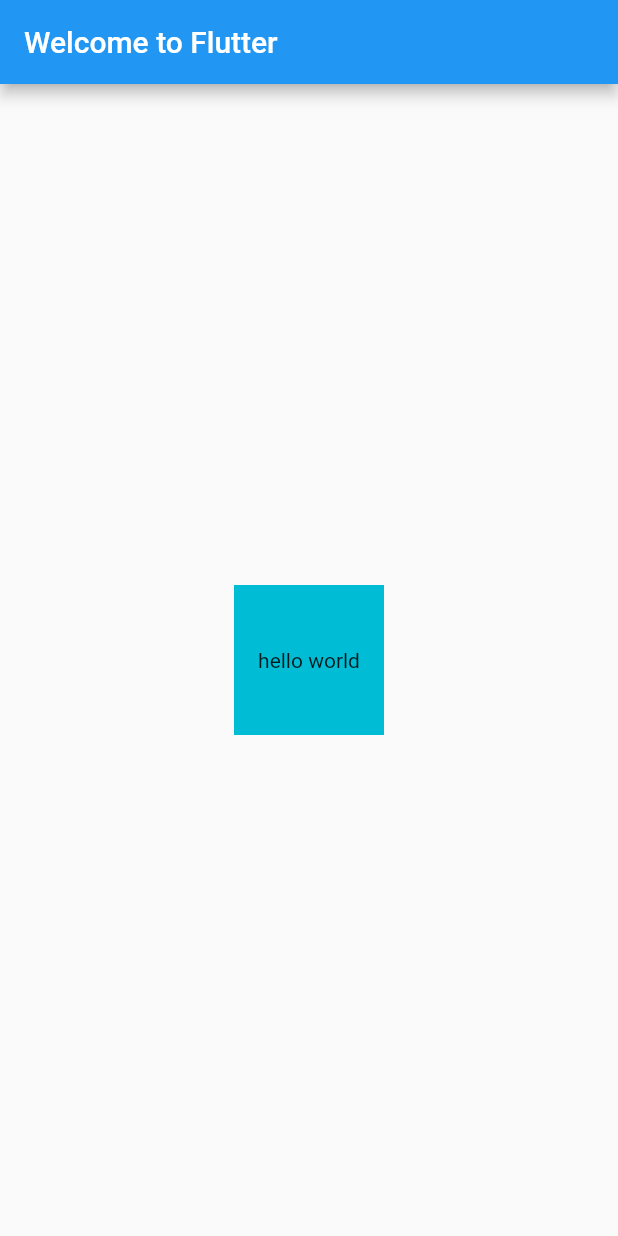
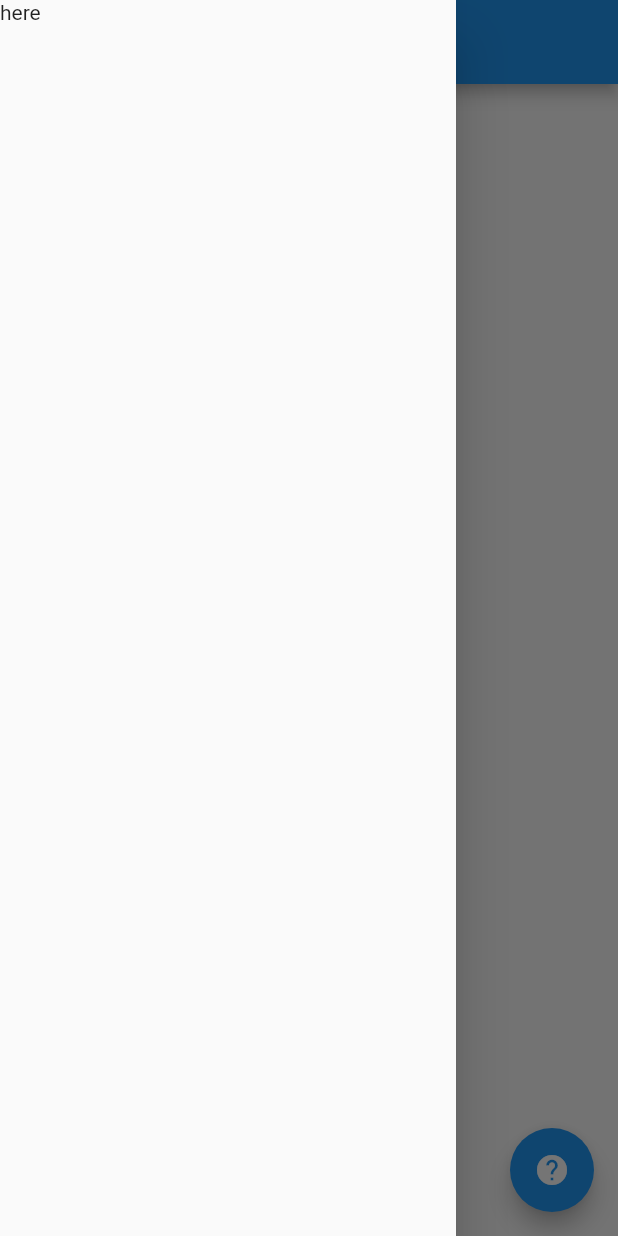
Before and after one commit to nihalshrimali/flutter, a Flutter app: the screen it shows after launch, with the side drawer open (before the commit the screen has no drawer), on a phone screen of 412 x 824 dp. Run offline on Flutter 3.47's test engine with Material 2 defaults, Android fonts, the phone set to English and light mode, and no system bars.

Commit message:
menu and home screen 05-04-2021

```diff
--- /dev/null
+++ b/abc/lib/DrawerMenu.dart
@@ -0,0 +1,14 @@
+import 'package:flutter/material.dart';
+
+class DrawerMenu extends StatelessWidget {
+  const DrawerMenu({Key key}) : super(key: key);
+
+  @override
+  Widget build(BuildContext context) {
+    return Container(
+      child: Drawer(
+        child: Text("here"),
+      ),
+    );
+  }
+}
--- a/abc/lib/main.dart
+++ b/abc/lib/main.dart
@@ -1,27 +1,12 @@
+import 'package:abc/screens/HomeScreen.dart';
 import 'package:flutter/material.dart';
-import 'package:flutter/rendering.dart';
+//import 'package:flutter/rendering.dart';
 
 void main() => runApp(MyApp());
 
 class MyApp extends StatelessWidget {
   @override
   Widget build(BuildContext context) {
-    return MaterialApp(
-      title: 'Welcome to Flutter',
-      home: Scaffold(
-        appBar: AppBar(
-          title: Text('Welcome to Flutter'),
-        ),
-        body: Center(
-          child: Container(
-            alignment: Alignment.center,
-            child: Text("hello world"),
-            color: Colors.cyan,
-            width: 100,
-            height: 100,
-          ),
-        ),
-      ),
-    );
+    return MaterialApp(title: 'Welcome to Flutter', home: HomeScreen());
   }
 }
--- /dev/null
+++ b/abc/lib/screens/HomeScreen.dart
@@ -0,0 +1,25 @@
+import 'package:flutter/material.dart';
+
+import '../DrawerMenu.dart';
+
+class HomeScreen extends StatelessWidget {
+  const HomeScreen({Key key}) : super(key: key);
+
+  @override
+  Widget build(BuildContext context) {
+    return Scaffold(
+      appBar: AppBar(
+        title: Text("Home Screen"),
+      ),
+      drawer: DrawerMenu(),
+      body: Center(
+          child: Text(
+        'Hello World',
+      )),
+      floatingActionButton: FloatingActionButton(
+        onPressed: () {},
+        child: Icon(Icons.help),
+      ),
+    );
+  }
+}
```
